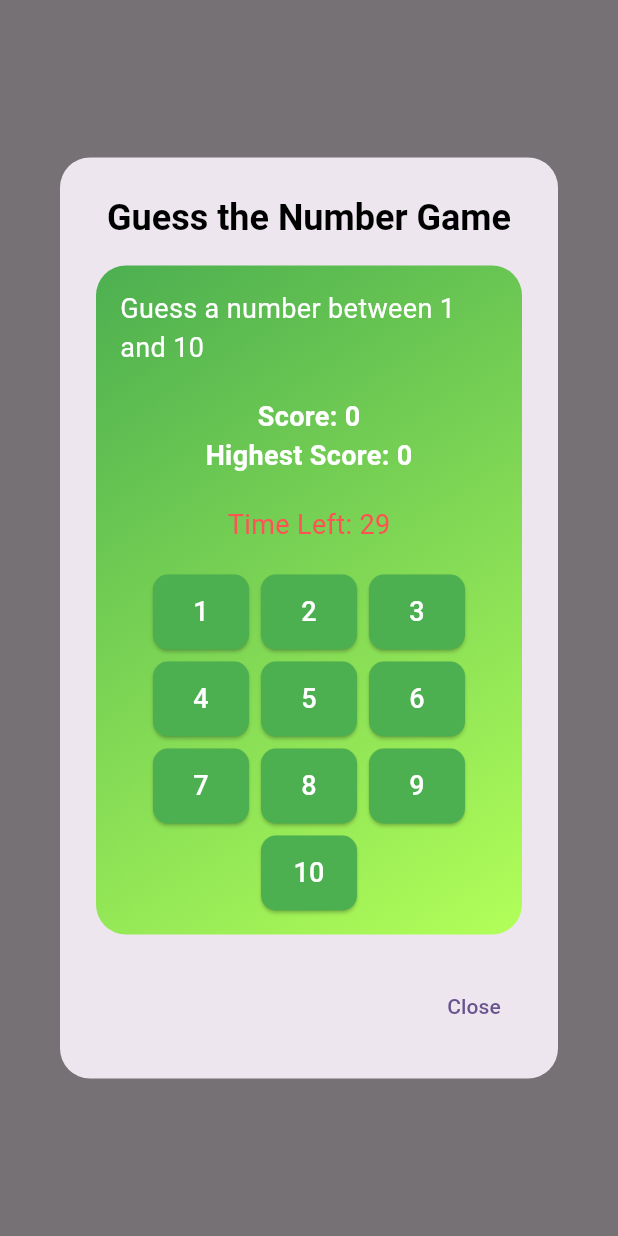
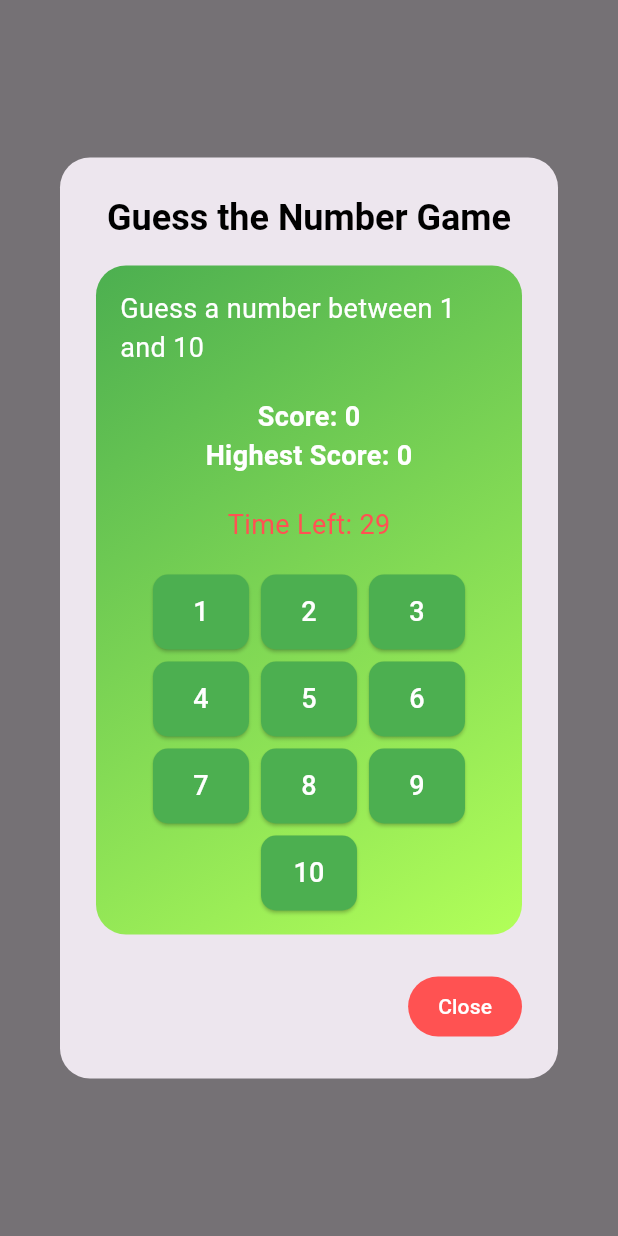
Before and after one commit to Docteur-Parfait/beautiful_dialog, a Flutter app: what showGamifiedDialog() shows on an empty page, opened directly, on a phone screen of 412 x 824 dp. Run offline on Flutter 3.47's test engine with Material 3 defaults, Android fonts, the phone set to English and light mode, and no system bars; our stand-ins replace audioplayers, bot_toast, chat_bubbles, file_picker, fl_chart, flutter_card_swiper and 5 more; missing offline and left inert: dart:html; Roboto replaces fonts that are missing (CustomFont).

Commit message:
Refactor GamifiedDialog widget button layout

```diff
--- a/lib/dialogs/gamified_dialog.dart
+++ b/lib/dialogs/gamified_dialog.dart
@@ -158,7 +158,17 @@ class GamifiedDialog {
               ),
               actions: [
                 TextButton(
-                  child: const Text("Close"),
+                  style: TextButton.styleFrom(
+                    backgroundColor: Colors.redAccent,
+                    padding: const EdgeInsets.symmetric(
+                      horizontal: 20.0,
+                      vertical: 10.0,
+                    ),
+                  ),
+                  child: const Text(
+                    "Close",
+                    style: TextStyle(color: Colors.white),
+                  ),
                   onPressed: () {
                     timer?.cancel();
                     stopBackgroundMusic();
```
